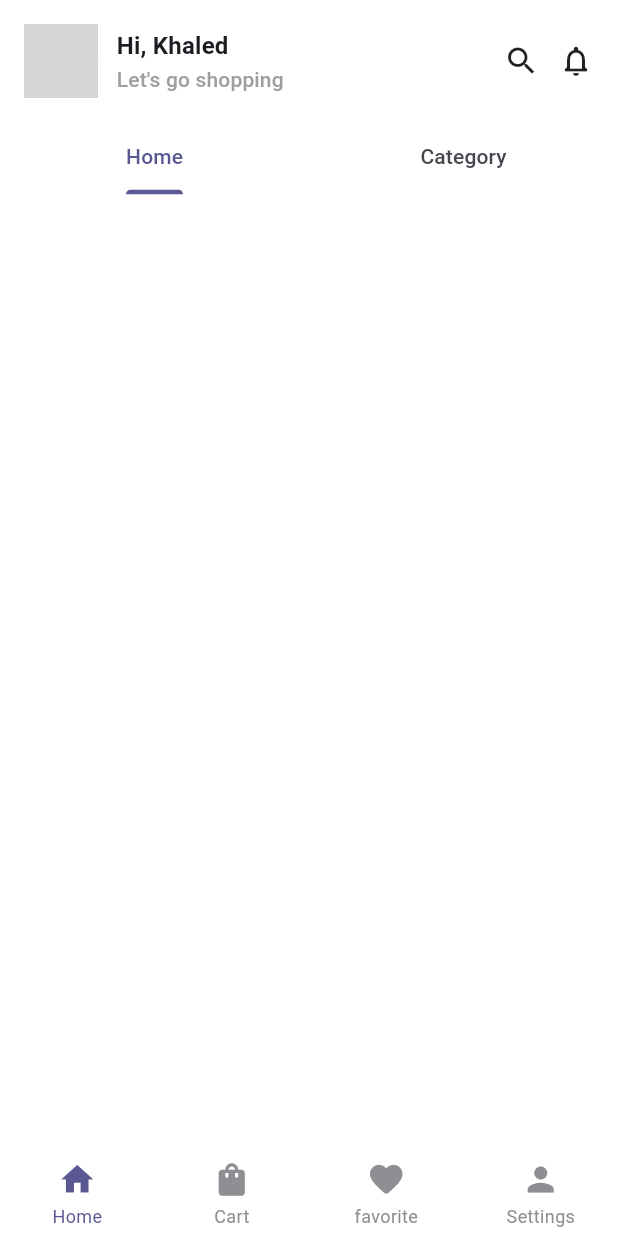
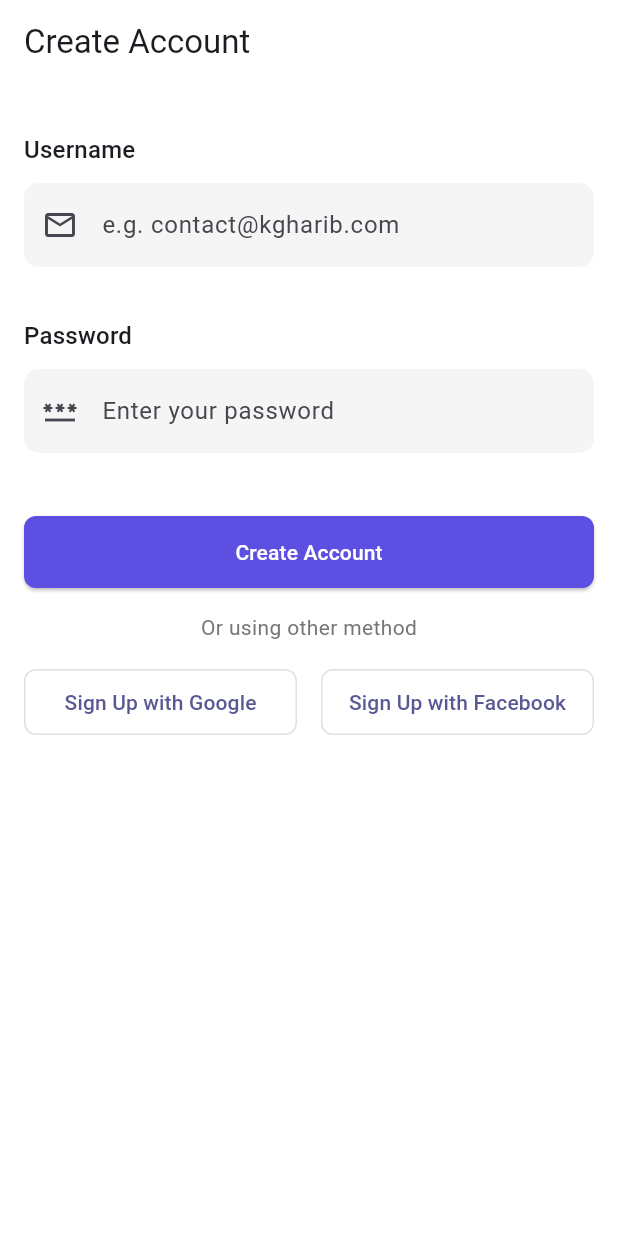
Before and after one commit to KhaledGharib/flutter-eCommerce, a Flutter app: the screen it shows after launch, on a phone screen of 412 x 824 dp. Run offline on Flutter 3.47's test engine with Material 3 defaults, Android fonts, the phone set to English and light mode, and no system bars; drawn by our look-alikes of persistent_bottom_nav_bar_v2; our stand-ins replace cached_network_image, dio, flutter_bloc, flutter_carousel_widget, flutter_svg; grey boxes are pictures that could not be loaded.

Commit message:
logain screen

```diff
--- a/lib/main.dart
+++ b/lib/main.dart
@@ -2,6 +2,7 @@ import 'package:ecommerce/controller/cart_cubit/cart_cubit.dart';
 import 'package:ecommerce/controller/home_cubit/home_cubit.dart';
 // import 'package:ecommerce/controller/payment_method_cubit/payment_method_cubit.dart';
 import 'package:ecommerce/utility/app_router.dart';
+import 'package:ecommerce/utility/app_routes.dart';
 import 'package:ecommerce/view/screen/custom_bottom_navbar.dart';
 import 'package:flutter/material.dart';
 import 'package:flutter_bloc/flutter_bloc.dart';
@@ -35,7 +36,7 @@ class MyApp extends StatelessWidget {
             surface: Colors.white,
           ),
         ),
-        home: PopScope(canPop: false, child: CustomBottomNavbar()),
+        initialRoute: AppRoutes.login,
         onGenerateRoute: AppRouter.onGenerateRoute,
       ),
     );
--- a/lib/utility/app_router.dart
+++ b/lib/utility/app_router.dart
@@ -3,6 +3,7 @@ import 'package:ecommerce/controller/product_details_cubit/product_details_cubit
 import 'package:ecommerce/utility/app_routes.dart';
 import 'package:ecommerce/view/screen/checkout_screen.dart';
 import 'package:ecommerce/view/screen/home_screen.dart';
+import 'package:ecommerce/view/screen/login_screen.dart';
 import 'package:ecommerce/view/screen/payment_method_screen.dart';
 import 'package:ecommerce/view/screen/product_details.dart';
 import 'package:flutter/material.dart';
@@ -11,6 +12,8 @@ import 'package:flutter_bloc/flutter_bloc.dart';
 class AppRouter {
   static Route<dynamic> onGenerateRoute(RouteSettings settings) {
     switch (settings.name) {
+      case AppRoutes.login:
+        return MaterialPageRoute(builder: (_) => const LoginScreen());
       case AppRoutes.homeRoute:
         return MaterialPageRoute(builder: (_) => const HomeScreen());
       case AppRoutes.productDetails:
--- a/lib/utility/app_routes.dart
+++ b/lib/utility/app_routes.dart
@@ -1,5 +1,6 @@
 class AppRoutes {
-  static const homeRoute = '/';
+  static const login = '/';
+  static const homeRoute = '/home';
   static const productDetails = '/product-details';
   static const checkout = '/checkout';
   static const paymentMethod = '/payment-method';
--- /dev/null
+++ b/lib/view/screen/login_screen.dart
@@ -0,0 +1,128 @@
+import 'package:ecommerce/utility/app_routes.dart';
+import 'package:ecommerce/view/widgets/custom_text_field.dart';
+import 'package:flutter/material.dart';
+
+class LoginScreen extends StatefulWidget {
+  const LoginScreen({super.key});
+
+  @override
+  State<LoginScreen> createState() => _LoginScreenState();
+}
+
+class _LoginScreenState extends State<LoginScreen> {
+  final TextEditingController _usernameController = TextEditingController();
+  final TextEditingController _passwordController = TextEditingController();
+
+  @override
+  Widget build(BuildContext context) {
+    final size = MediaQuery.of(context).size;
+    final _formKey = GlobalKey<FormState>();
+    return Scaffold(
+      appBar: AppBar(title: const Text('Create Account')),
+      body: SafeArea(
+        child: SingleChildScrollView(
+          padding: const EdgeInsets.all(16.0),
+          child: Column(
+            crossAxisAlignment: CrossAxisAlignment.start,
+            children: [
+              Form(
+                key: _formKey,
+                child: Column(
+                  children: [
+                    const SizedBox(height: 16),
+                    // Email/Phone field
+                    PaymentTextField(
+                      // validator:
+                      controller: _usernameController,
+                      title: "Username",
+                      hintText: "e.g. contact@kgharib.com",
+                      icon: Icons.email_outlined,
+                    ),
+
+                    const SizedBox(height: 16),
+                    // Password field
+                    PaymentTextField(
+                      controller: _passwordController,
+                      title: "Password",
+                      hintText: "Enter your password",
+                      icon: Icons.password,
+                    ),
+
+                    const SizedBox(height: 24),
+                    // Create Account button
+                    SizedBox(
+                      width: double.infinity,
+                      height: 48,
+                      child: ElevatedButton(
+                        onPressed: () {
+                          if (_formKey.currentState!.validate()) {
+                            Navigator.of(
+                              context,
+                            ).pushNamed(AppRoutes.homeRoute);
+                          }
+                        },
+                        style: ElevatedButton.styleFrom(
+                          backgroundColor: const Color(0xFF5C4FE1),
+                          shape: RoundedRectangleBorder(
+                            borderRadius: BorderRadius.circular(8),
+                          ),
+                        ),
+                        child: const Text(
+                          'Create Account',
+                          style: TextStyle(color: Colors.white),
+                        ),
+                      ),
+                    ),
+                  ],
+                ),
+              ),
+              const SizedBox(height: 16),
+              // Or using other method text
+              Center(
+                child: Text(
+                  'Or using other method',
+                  style: TextStyle(color: Colors.grey[600]),
+                ),
+              ),
+              const SizedBox(height: 16),
+              // Social login buttons
+              Row(
+                children: [
+                  Expanded(
+                    child: OutlinedButton.icon(
+                      onPressed: () {},
+                      // icon: Image.asset('assets/icon/google.png', height: 24),
+                      label: const Text('Sign Up with Google'),
+                      style: OutlinedButton.styleFrom(
+                        padding: const EdgeInsets.symmetric(vertical: 12),
+                        side: BorderSide(color: Colors.grey[300]!),
+                        shape: RoundedRectangleBorder(
+                          borderRadius: BorderRadius.circular(8),
+                        ),
+                      ),
+                    ),
+                  ),
+                  const SizedBox(width: 16),
+                  Expanded(
+                    child: OutlinedButton.icon(
+                      onPressed: () {},
+                      // icon: Image.asset('assets/icon/facebook.png', height: 24),
+                      label: const Text('Sign Up with Facebook'),
+                      style: OutlinedButton.styleFrom(
+                        padding: const EdgeInsets.symmetric(vertical: 12),
+                        side: BorderSide(color: Colors.grey[300]!),
+                        shape: RoundedRectangleBorder(
+                          borderRadius: BorderRadius.circular(8),
+                        ),
+                      ),
+                    ),
+                  ),
+                ],
+              ),
+            ],
+          ),
+        ),
+      ),
+    );
+  }
+}
--- a/lib/view/screen/payment_method_screen.dart
+++ b/lib/view/screen/payment_method_screen.dart
@@ -1,7 +1,7 @@
 import 'package:ecommerce/controller/payment_cubit/payment_cubit.dart';
 import 'package:ecommerce/model/payment_method_model.dart';
 import 'package:ecommerce/utility/app_icons.dart';
-import 'package:ecommerce/view/widgets/payment_text_field.dart';
+import 'package:ecommerce/view/widgets/custom_text_field.dart';
 import 'package:flutter/material.dart';
 import 'package:flutter_bloc/flutter_bloc.dart';
 
--- a/lib/view/widgets/payment_text_field.dart
+++ b/lib/view/widgets/custom_text_field.dart
@@ -41,7 +41,14 @@ class _PaymentTextFieldState extends State<PaymentTextField> {
             maxLength: widget.maxLength,
             controller: widget.controller,
             keyboardType: widget.keyboardType,
-            validator: widget.validator,
+            validator:
+                widget.validator ??
+                (value) {
+                  if (value!.isEmpty) {
+                    return '${widget.title} is required';
+                  }
+                  return null;
+                },
             inputFormatters: widget.inputFormatters,
             decoration: InputDecoration(
               counterText: "",
```
